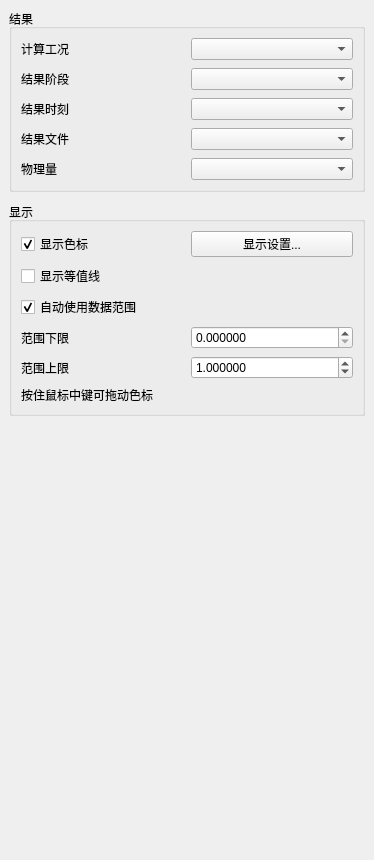
asd977/base_cae, file plugins/Base_PostProcessing/NephogramSettingWidget.ui: the form before one commit.
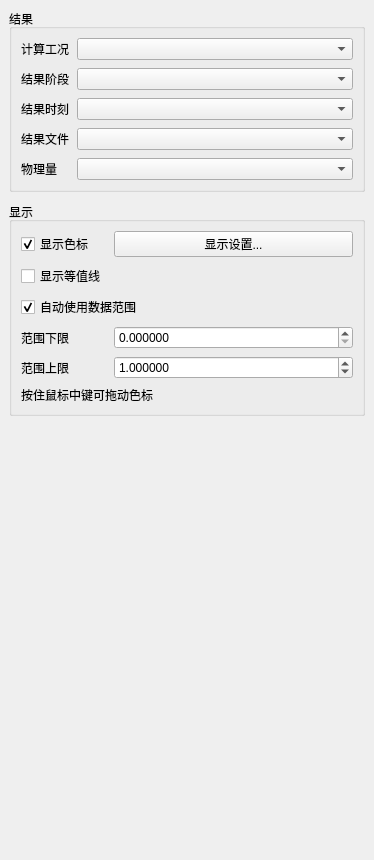
The form after the commit.

The edit to the form file:
```diff
--- a/plugins/Base_PostProcessing/NephogramSettingWidget.ui
+++ b/plugins/Base_PostProcessing/NephogramSettingWidget.ui
@@ -48,10 +48,19 @@
        <layout class="QGridLayout" name="dataGridLayout">
         <item row="0" column="0">
          <widget class="QLabel" name="analysisLabel">
+ <property name="sizePolicy">
+  <sizepolicy hsizetype="Fixed" vsizetype="Preferred">
+   <horstretch>0</horstretch>
+   <verstretch>0</verstretch>
+  </sizepolicy>
+ </property>
           <property name="text">
            <string>计算工况</string>
           </property>
-         </widget>
+          <property name="wordWrap">
+  <bool>false</bool>
+ </property>
+</widget>
         </item>
         <item row="0" column="1">
          <widget class="QComboBox" name="analysisComboBox" />
@@ -73,10 +82,19 @@
         </property>
         <item row="1" column="0">
          <widget class="QLabel" name="label_result_dir">
+ <property name="sizePolicy">
+  <sizepolicy hsizetype="Fixed" vsizetype="Preferred">
+   <horstretch>0</horstretch>
+   <verstretch>0</verstretch>
+  </sizepolicy>
+ </property>
           <property name="text">
            <string>结果阶段</string>
           </property>
-         </widget>
+          <property name="wordWrap">
+  <bool>false</bool>
+ </property>
+</widget>
         </item>
         <item row="1" column="1">
          <widget class="QComboBox" name="resultDirComboBox">
@@ -90,20 +108,38 @@
         </item>
         <item row="2" column="0">
          <widget class="QLabel" name="resultTimeLabel">
+ <property name="sizePolicy">
+  <sizepolicy hsizetype="Fixed" vsizetype="Preferred">
+   <horstretch>0</horstretch>
+   <verstretch>0</verstretch>
+  </sizepolicy>
+ </property>
           <property name="text">
            <string>结果时刻</string>
           </property>
-         </widget>
+          <property name="wordWrap">
+  <bool>false</bool>
+ </property>
+</widget>
         </item>
         <item row="2" column="1">
          <widget class="QComboBox" name="resultTimeComboBox" />
         </item>
         <item row="3" column="0">
          <widget class="QLabel" name="label_step">
+ <property name="sizePolicy">
+  <sizepolicy hsizetype="Fixed" vsizetype="Preferred">
+   <horstretch>0</horstretch>
+   <verstretch>0</verstretch>
+  </sizepolicy>
+ </property>
           <property name="text">
            <string>结果文件</string>
           </property>
-         </widget>
+          <property name="wordWrap">
+  <bool>false</bool>
+ </property>
+</widget>
         </item>
         <item row="3" column="1">
          <widget class="QComboBox" name="stepComboBox">
@@ -117,10 +153,19 @@
         </item>
         <item row="4" column="0">
          <widget class="QLabel" name="label_scalar">
+ <property name="sizePolicy">
+  <sizepolicy hsizetype="Fixed" vsizetype="Preferred">
+   <horstretch>0</horstretch>
+   <verstretch>0</verstretch>
+  </sizepolicy>
+ </property>
           <property name="text">
            <string>物理量</string>
           </property>
-         </widget>
+          <property name="wordWrap">
+  <bool>false</bool>
+ </property>
+</widget>
         </item>
         <item row="4" column="1">
          <widget class="QComboBox" name="scalarComboBox">
@@ -198,13 +243,22 @@
         </item>
         <item row="3" column="0">
          <widget class="QLabel" name="rangeMinLabel">
+ <property name="sizePolicy">
+  <sizepolicy hsizetype="Fixed" vsizetype="Preferred">
+   <horstretch>0</horstretch>
+   <verstretch>0</verstretch>
+  </sizepolicy>
+ </property>
           <property name="visible">
            <bool>false</bool>
           </property>
           <property name="text">
            <string>范围下限</string>
           </property>
-         </widget>
+          <property name="wordWrap">
+  <bool>false</bool>
+ </property>
+</widget>
         </item>
         <item row="3" column="1">
          <widget class="QDoubleSpinBox" name="rangeMinSpinBox">
@@ -221,13 +275,22 @@
         </item>
         <item row="4" column="0">
          <widget class="QLabel" name="rangeMaxLabel">
+ <property name="sizePolicy">
+  <sizepolicy hsizetype="Fixed" vsizetype="Preferred">
+   <horstretch>0</horstretch>
+   <verstretch>0</verstretch>
+  </sizepolicy>
+ </property>
           <property name="visible">
            <bool>false</bool>
           </property>
           <property name="text">
            <string>范围上限</string>
           </property>
-         </widget>
+          <property name="wordWrap">
+  <bool>false</bool>
+ </property>
+</widget>
         </item>
         <item row="4" column="1">
          <widget class="QDoubleSpinBox" name="rangeMaxSpinBox">
```
